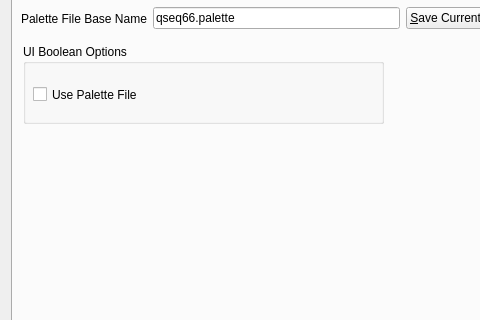
Before: the Qt Designer form seq_qt5/forms/qseditoptions.ui in ahlstromcj/seq66, drawn with Qt 5; both pictures show x 0 to 480 and y 121 to 441 of the 638 by 672 pixel window.
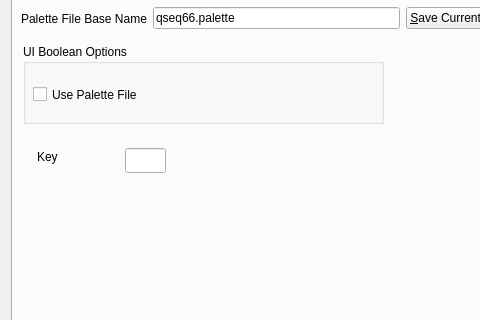
After: the same form once the commit is applied. The open tabs and pages were chosen to show the change.

Diff of the .ui file:
```diff
--- a/seq_qt5/forms/qseditoptions.ui
+++ b/seq_qt5/forms/qseditoptions.ui
@@ -557,6 +557,29 @@
         </item>
        </layout>
       </widget>
+      <widget class="QLabel" name="label_key">
+       <property name="geometry">
+        <rect>
+         <x>24</x>
+         <y>232</y>
+         <width>73</width>
+         <height>17</height>
+        </rect>
+       </property>
+       <property name="text">
+        <string>Key</string>
+       </property>
+      </widget>
+      <widget class="QLineEdit" name="text_edit_key">
+       <property name="geometry">
+        <rect>
+         <x>112</x>
+         <y>232</y>
+         <width>41</width>
+         <height>25</height>
+        </rect>
+       </property>
+      </widget>
      </widget>
      <widget class="QWidget" name="tabJackSync">
       <property name="toolTip">
```
Left out of the diff: 2 changed lines with no effect on the pictures.
